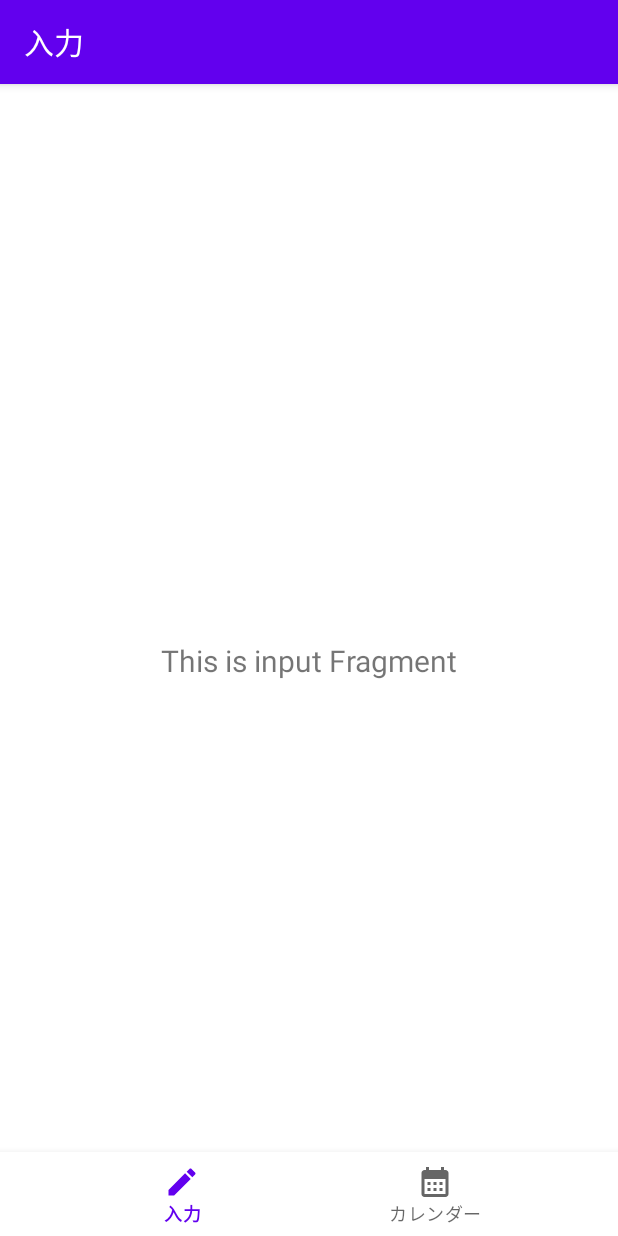
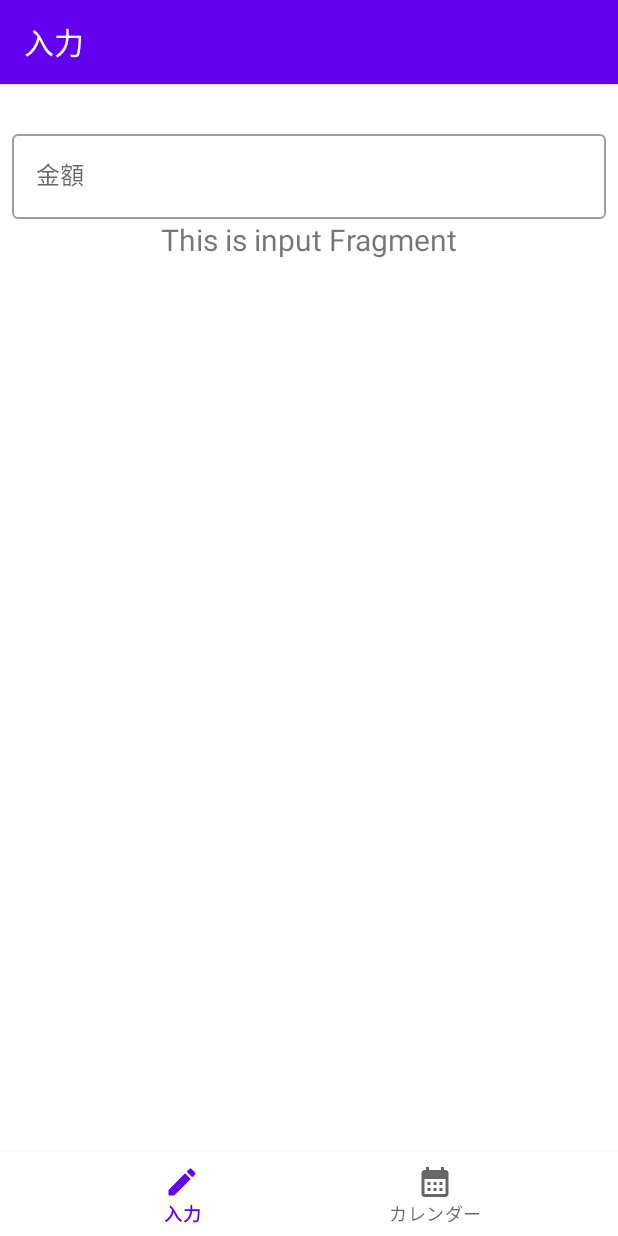
Before and after one commit to tky3a/MoneyHistoryBook, an Android app: the screen it shows after launch (MainActivity), on a phone screen of 412 x 824 dp. Run offline under Robolectric (Android 15) with nearby library versions, the phone set to English and light mode, and no system bars; our stand-ins replace navigation-ui.

Commit message:
EditTextで入力とキーボードの非表示を実装

```diff
--- a/app/src/main/java/ja/tky/myapplication/ui/input/InputFragment.kt
+++ b/app/src/main/java/ja/tky/myapplication/ui/input/InputFragment.kt
@@ -1,10 +1,13 @@
 package ja.tky.myapplication.ui.input
 
+import android.content.Context
 import android.os.Bundle
 import android.view.LayoutInflater
 import android.view.View
 import android.view.ViewGroup
+import android.view.inputmethod.InputMethodManager
 import android.widget.TextView
+import androidx.constraintlayout.widget.ConstraintLayout
 import androidx.fragment.app.Fragment
 import androidx.lifecycle.Observer
 import androidx.lifecycle.ViewModelProvider
@@ -19,6 +22,7 @@ class InputFragment : Fragment() {
     // onCreateView と onDestroyViewでのみ有効
     private val binding get() = _binding!!
 
+    // onCreateView: FragmentのメインコンテンツとなるViewを生成して返す必要があるライフサイクルイベント
     override fun onCreateView(
         inflater: LayoutInflater,
         container: ViewGroup?,
@@ -30,9 +34,27 @@ class InputFragment : Fragment() {
 
         // ジェネレート(生成)されたBindingクラスからViewをinflateできる
         _binding = FragmentInputBinding.inflate(inflater, container, false)
-        val root: View = binding.root // 生成された階層の親となるオプションのビュー
+        val root: View = binding.root // 生成された階層の親となるオプションのView
 
         val textView: TextView = binding.tvInput
+        val etInput: TextView = binding.etInput
+
+        // 背景のレイアウトを取得
+        val container: ConstraintLayout = binding.inputContainer
+
+        // rootがviewになるので、View(画面)がタップされたら発火する
+        root.setOnTouchListener { v, event ->
+            println("画面がタップされました")
+            // InputMethodManagerを取得
+            val inputMethodManager: InputMethodManager =
+                activity?.getSystemService(Context.INPUT_METHOD_SERVICE) as InputMethodManager
+
+            // キーボードを隠す
+            inputMethodManager.hideSoftInputFromWindow(container.windowToken, InputMethodManager.HIDE_NOT_ALWAYS)
+
+            // 背景にフォーカスを移す
+            container.requestFocus()
+        }
 
         // LiveDataの値の変更を監視。変更を受け取ったらTextViewに値をセット。
         inputViewModel.text.observe(viewLifecycleOwner, Observer {
@@ -43,7 +65,7 @@ class InputFragment : Fragment() {
 
     }
 
-    // 初期化？
+    // onDestroyView: Fragmentが破棄されるタイミングで発火
     override fun onDestroyView() {
         super.onDestroyView()
         _binding = null
--- a/app/src/main/res/layout/fragment_input.xml
+++ b/app/src/main/res/layout/fragment_input.xml
@@ -2,13 +2,32 @@
 
 <!-- タブで表示するレイアウト -->
 <androidx.constraintlayout.widget.ConstraintLayout
+    android:id="@+id/inputContainer"
     xmlns:android="http://schemas.android.com/apk/res/android"
     xmlns:tools="http://schemas.android.com/tools"
     android:layout_width="match_parent"
     android:layout_height="match_parent"
     android:padding="8dp"
     xmlns:app="http://schemas.android.com/apk/res-auto"
+    android:focusableInTouchMode="true"
     tools:context=".ui.input.InputFragment">
+
+  <com.google.android.material.textfield.TextInputLayout
+      android:layout_width="match_parent"
+      android:layout_height="wrap_content"
+      style="@style/Widget.MaterialComponents.TextInputLayout.OutlinedBox"
+      android:layout_marginTop="@dimen/_20dp"
+      app:layout_constraintStart_toStartOf="parent"
+      app:layout_constraintTop_toTopOf="parent"
+      app:layout_constraintEnd_toEndOf="parent">
+
+    <EditText
+        android:id="@+id/etInput"
+        android:layout_width="match_parent"
+        android:layout_height="wrap_content"
+        android:inputType="number"
+        android:hint="金額"
+    />
 
     <!-- TODO: Update blank fragment layout -->
     <TextView
@@ -23,5 +42,6 @@
         android:textSize="20dp"
         android:textAlignment="center"
     />
+  </com.google.android.material.textfield.TextInputLayout>
 
 </androidx.constraintlayout.widget.ConstraintLayout>
--- a/app/src/main/res/values/dimens.xml
+++ b/app/src/main/res/values/dimens.xml
@@ -3,4 +3,5 @@
   <dimen name="_1dp">1dp</dimen>
   <dimen name="_02dp">0.2dp</dimen>
   <dimen name="_0dp">0dp</dimen>
+  <dimen name="_20dp">20dp</dimen>
 </resources>
```
Lines whose indentation alone changed are shown as unchanged.
